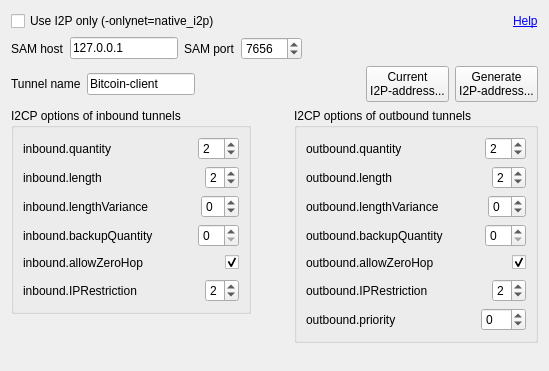
The window that src/qt/forms/i2poptionswidget.ui (whatisthiseven/diff2) describes before a commit, drawn with Qt 5.
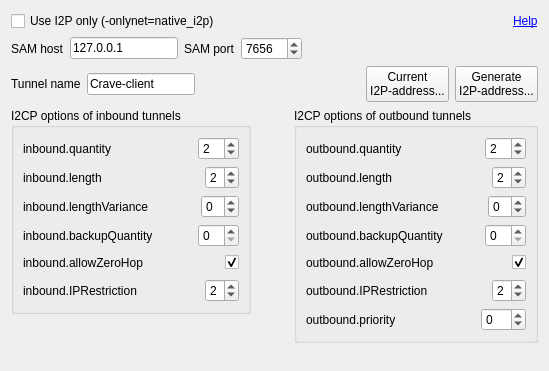
The same window after the commit.

The edit to the form file:
```diff
--- a/src/qt/forms/i2poptionswidget.ui
+++ b/src/qt/forms/i2poptionswidget.ui
@@ -138,7 +138,7 @@
         </size>
        </property>
        <property name="text">
-        <string>Bitcoin-client</string>
+        <string>Crave-client</string>
        </property>
       </widget>
      </item>
```
